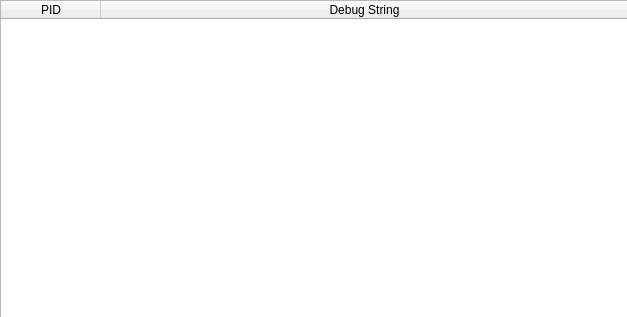
zer0fl4g/Nanomite, file qtNanomite/qtDLGDebugStrings.ui: the form before one commit.
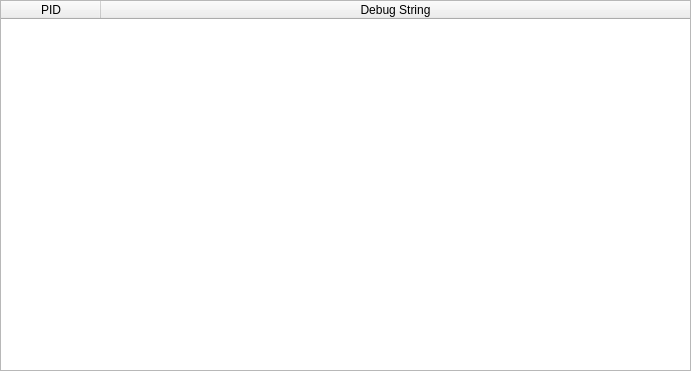
The form after the commit. Icons and pictures are not drawn.

Commit message: + fixed a bug which displayed crap on some x64 Addresses + fixed a crash in the Breakpoint Manager + fixed RegView for Wow64 + added dynamic load of Wow64 APIs (first step to XP64) + added right click menu in HeapView (send to HexView) + added right click menu in MemoryView (send to HexView) + added resizability to the different sub windows + added dynamic row calc to stack view (prepare for dynamic main window) + added own class and thread for disassembler

Diff of the .ui file:
```diff
--- a/qtNanomite/qtDLGDebugStrings.ui
+++ b/qtNanomite/qtDLGDebugStrings.ui
@@ -6,10 +6,16 @@
    <rect>
     <x>0</x>
     <y>0</y>
-    <width>627</width>
-    <height>317</height>
+    <width>691</width>
+    <height>371</height>
    </rect>
   </property>
+  <property name="sizePolicy">
+   <sizepolicy hsizetype="Expanding" vsizetype="Expanding">
+    <horstretch>0</horstretch>
+    <verstretch>0</verstretch>
+   </sizepolicy>
+  </property>
   <property name="windowTitle">
    <string>[ Nanomite ] - Debug Strings</string>
   </property>
@@ -17,15 +23,18 @@
    <iconset resource="qtDLGNanomite.qrc">
     <normaloff>:/qtDLGNanomite/IDI_MAIN.ico</normaloff>:/qtDLGNanomite/IDI_MAIN.ico</iconset>
   </property>
-  <widget class="QTableWidget" name="tblDebugStrings">
+  <widget class="QWidget" name="verticalLayoutWidget">
    <property name="geometry">
     <rect>
      <x>0</x>
      <y>0</y>
-     <width>629</width>
-     <height>319</height>
+     <width>691</width>
+     <height>371</height>
     </rect>
    </property>
+   <layout class="QVBoxLayout" name="verticalLayout">
+    <item>
+     <widget class="QTableWidget" name="tblDebugStrings">
    <property name="sizePolicy">
     <sizepolicy hsizetype="Expanding" vsizetype="Expanding">
      <horstretch>1</horstretch>
@@ -54,6 +63,9 @@
      <string>Debug String</string>
     </property>
    </column>
+     </widget>
+    </item>
+   </layout>
   </widget>
  </widget>
  <resources>
```
Left out of the diff: 2 changed lines with no effect on the pictures. Lines whose indentation alone changed are shown as unchanged. The commit also changes 40 other files.
